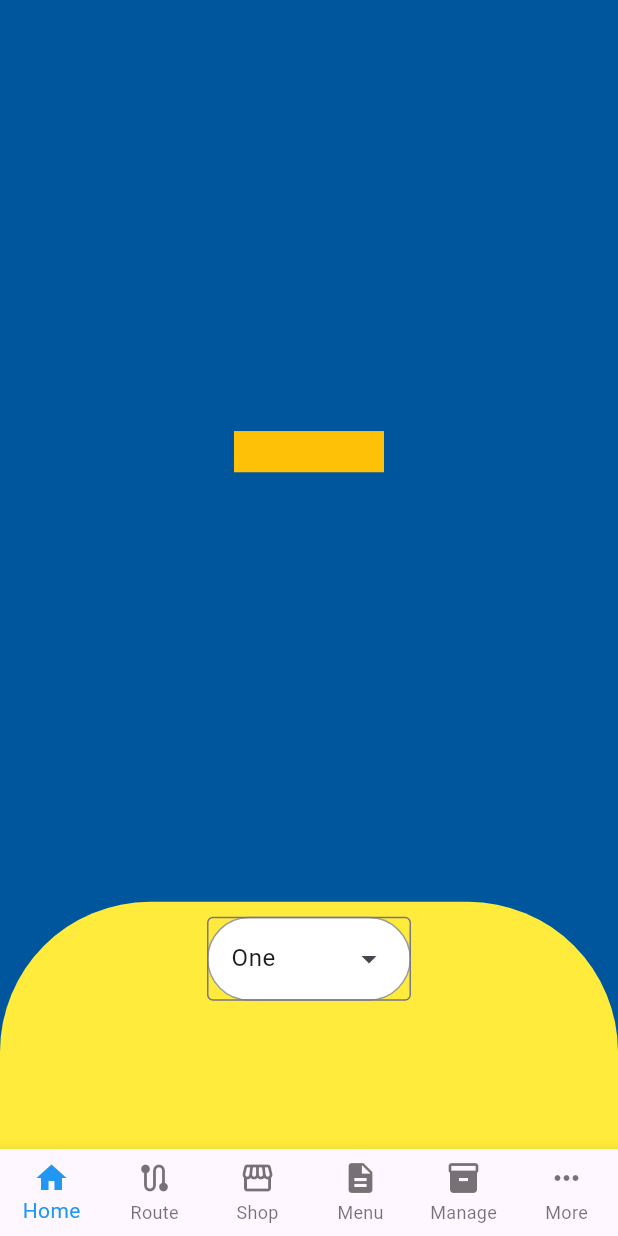
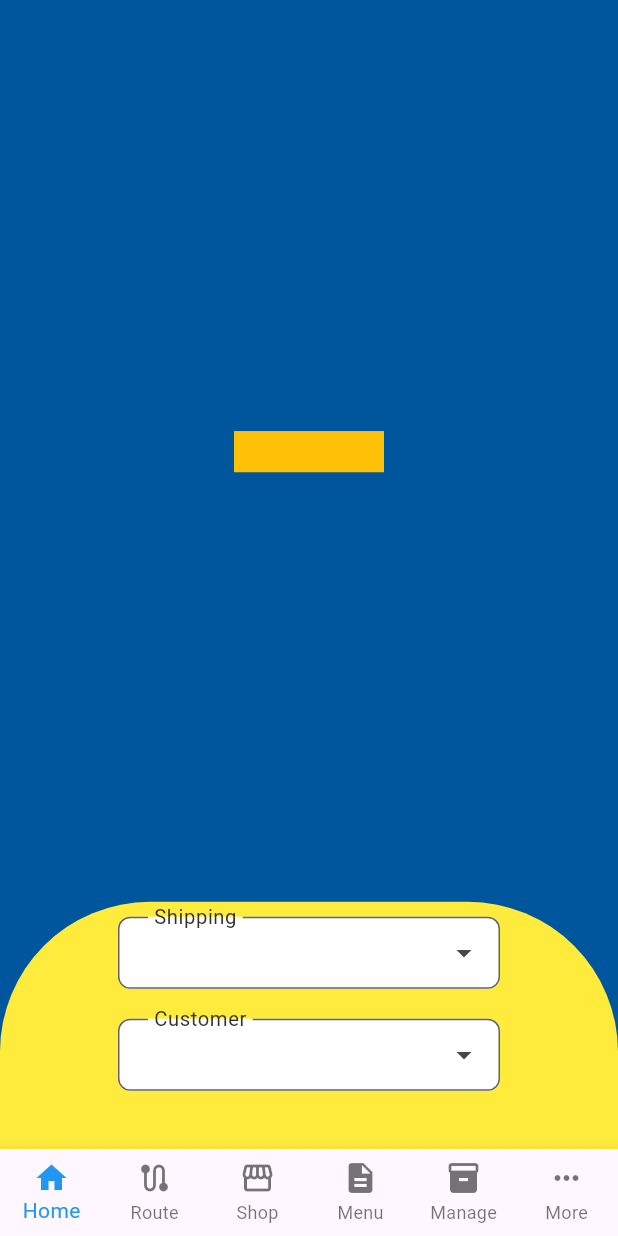
Before and after one commit to Targaryen-Nop/12Cash, a Flutter app: the screen it shows after launch, on a phone screen of 412 x 824 dp. Run offline on Flutter 3.47's test engine with Material 3 defaults, Android fonts, the phone set to English and light mode, and no system bars; drawn by our look-alikes of dropdown_search; our stand-ins replace dio, fl_chart, flutter_dotenv, geolocator, google_fonts, location; accounts and stored records are empty.

Commit message:
create dropdownsearch and map data in api

```diff
--- /dev/null
+++ b/lib/components/CustomerDropdownSearch.dart
@@ -0,0 +1,181 @@
+import 'dart:convert';
+
+import 'package:_12sale_app/models/Customer.dart';
+import 'package:dio/dio.dart';
+import 'package:dropdown_search/dropdown_search.dart';
+import 'package:flutter/material.dart';
+
+class CustomerDropdownSearch extends StatefulWidget {
+  // final List<CustomerModel> customerModel;
+  // final VoidCallback onPressed;
+
+  const CustomerDropdownSearch({
+    Key? key,
+
+    // required this.onPressed,
+  }) : super(key: key);
+
+  @override
+  State<CustomerDropdownSearch> createState() => _CustomerDropdownSearchState();
+}
+
+class _CustomerDropdownSearchState extends State<CustomerDropdownSearch> {
+  CustomerModel? _selectedCustomer;
+  List<CustomerModel> customerList = [];
+  @override
+  Widget build(BuildContext context) {
+    return DropdownSearch<CustomerModel>(
+      items: customerList,
+      dropdownDecoratorProps: const DropDownDecoratorProps(
+        dropdownSearchDecoration: InputDecoration(
+          labelText: "Customer",
+          labelStyle: const TextStyle(
+            fontSize: 18, // Adjust the label font size
+            color:
+                Color.fromARGB(255, 50, 50, 50), // Set the color of the label
+            fontWeight: FontWeight.w400, // Optional: Change font weight
+          ),
+          floatingLabelBehavior: FloatingLabelBehavior
+              .always, // Always show the label above the dropdown
+          filled: true,
+          fillColor:
+              Colors.white, // Optional: Set background color for the dropdown
+          border: const OutlineInputBorder(
+            borderRadius: BorderRadius.all(
+                Radius.circular(8)), // Customize the border radius
+            borderSide: BorderSide(
+              color: Color.fromARGB(255, 100, 100, 100), // Border color
+              width: 1, // Border width
+            ),
+          ),
+          enabledBorder: const OutlineInputBorder(
+            borderRadius: BorderRadius.all(
+                Radius.circular(8)), // Border radius when enabled
+            borderSide: BorderSide(
+              color: Color.fromARGB(
+                  255, 100, 100, 100), // Border color for enabled state
+              width: 1,
+            ),
+          ),
+          focusedBorder: const OutlineInputBorder(
+            borderRadius: BorderRadius.all(
+                Radius.circular(8)), // Border radius when focused
+            borderSide: BorderSide(
+              color: Colors.indigo, // Border color for focused state
+              width: 1.5,
+            ),
+          ),
+          contentPadding:
+              const EdgeInsets.symmetric(vertical: 10, horizontal: 20), //
+        ),
+      ),
+      onChanged: (CustomerModel? data) => setState(() {
+        // Users.customer = data!.name.toString();
+        _selectedCustomer = data;
+      }),
+      selectedItem: _selectedCustomer,
+      asyncItems: (filter) => getCustomers(),
+      // compareFn: (i, s) => i.isEqual(s),
+      popupProps: PopupPropsMultiSelection.modalBottomSheet(
+        showSearchBox: true,
+        itemBuilder: _customCustomer,
+      ),
+    );
+  }
+
+  Future<List<CustomerModel>> getCustomers() async {
+    try {
+      var dio = Dio();
+      // Correcting the request URL by adding the protocol (http://)
+      var response = await dio.post(
+        "http://192.168.44.64:8003/erp/customer/",
+        // queryParameters: {
+        //   "filter": filter
+        // }, // Passing filter as a query parameter
+        data: jsonEncode({
+          // The body of the request as raw JSON
+          "customerNo": "10110070",
+        }),
+        options: Options(
+          headers: {
+            'Content-Type':
+                'application/json', // Setting the content type as JSON
+          },
+        ),
+      );
+
+      print("Response: $response");
+      print(response);
+
+      // print(jsonDecode(response.data));
+      // Decoding the response data
+      final data = response.data;
+      // // Checking if data is not null and returning the list of CustomerModel
+      if (data != null) {
+        return CustomerModel.fromJsonList(data);
+      }
+      return [];
+    } catch (e) {
+      print("Error occurred: $e");
+      return [];
+    }
+  }
+
+  Widget _customCustomer(
+      BuildContext context, CustomerModel item, bool isSelected) {
+    return Column(
+      children: [
+        Container(
+          margin: const EdgeInsets.symmetric(horizontal: 0),
+          padding: const EdgeInsets.symmetric(vertical: 0),
+          decoration: !isSelected
+              ? null
+              : BoxDecoration(
+                  border: Border.all(color: Theme.of(context).primaryColor),
+                  borderRadius: BorderRadius.circular(5),
+                  color: Colors.white,
+                ),
+          child: ListTile(
+            selected: isSelected,
+            title: Text.rich(
+              TextSpan(
+                children: [
+                  TextSpan(
+                    text: 'Name: ${item.customerName}\n',
+                    style: const TextStyle(
+                      fontSize: 16,
+                      fontWeight: FontWeight.bold,
+                      color: Color(0xff4962AD),
+                    ),
+                  ),
+                  TextSpan(
+                    text: 'Code: ${item.customerNo}\n',
+                    style: const TextStyle(
+                      fontSize: 14,
+                      fontWeight: FontWeight.normal,
+                      color: Colors.black,
+                    ),
+                  ),
+                  TextSpan(
+                    text: '${item.customerAddress1} ${item.customerPoscode}',
+                    style: TextStyle(
+                      fontSize: 12,
+                      fontWeight: FontWeight.normal,
+                      color: Colors.grey[600],
+                    ),
+                  ),
+                ],
+              ),
+            ),
+          ),
+        ),
+        const Divider(
+          color: Colors.grey, // Color of the divider line
+          thickness: 1, // Thickness of the line
+          indent: 16, // Left padding for the divider line
+          endIndent: 16, // Right padding for the divider line
+        ),
+      ],
+    );
+  }
+}
--- /dev/null
+++ b/lib/components/ShippingDropdownSearch.dart
@@ -0,0 +1,177 @@
+import 'dart:convert';
+
+import 'package:_12sale_app/models/Shipping.dart';
+import 'package:dio/dio.dart';
+import 'package:dropdown_search/dropdown_search.dart';
+import 'package:flutter/material.dart';
+
+class ShippingDropdownSearch extends StatefulWidget {
+  const ShippingDropdownSearch({super.key});
+
+  @override
+  State<ShippingDropdownSearch> createState() => _ShippingDropdownSearchState();
+}
+
+class _ShippingDropdownSearchState extends State<ShippingDropdownSearch> {
+  ShippingModel? _selectedShipping;
+  List<ShippingModel> shuppingList = [];
+
+  Future<List<ShippingModel>> getShipping() async {
+    try {
+      var dio = Dio();
+      // Correcting the request URL by adding the protocol (http://)
+      var response = await dio.post(
+        "http://192.168.44.64:8003/erp/shinpping/all",
+        // queryParameters: {
+        //   "filter": filter
+        // }, // Passing filter as a query parameter
+        data: jsonEncode({
+          // The body of the request as raw JSON
+          "customerNo": "21110018",
+        }),
+        options: Options(
+          headers: {
+            'Content-Type':
+                'application/json', // Setting the content type as JSON
+          },
+        ),
+      );
+
+      print("Response: $response");
+      // print("API" + erpAPI.getCustomer.toString());
+      print(response.runtimeType);
+      // print(jsonDecode(response.data));
+      // Decoding the response data
+      // The response is likely a Map with data inside a key (e.g., 'data', 'customers')
+      final data =
+          response.data; // Do not decode since it's already parsed as JSON
+      print(response.data);
+      if (data != null) {
+        return ShippingModel.fromJsonList(data);
+      }
+      return [];
+    } catch (e) {
+      print("Error occurred: $e");
+      return [];
+    }
+  }
+
+  @override
+  Widget build(BuildContext context) {
+    return DropdownSearch<ShippingModel>(
+      items: shuppingList,
+      dropdownDecoratorProps: const DropDownDecoratorProps(
+        dropdownSearchDecoration: InputDecoration(
+          labelText: "Shipping",
+          labelStyle: const TextStyle(
+            fontSize: 18, // Adjust the label font size
+            color:
+                Color.fromARGB(255, 50, 50, 50), // Set the color of the label
+            fontWeight: FontWeight.w400, // Optional: Change font weight
+          ),
+          floatingLabelBehavior: FloatingLabelBehavior
+              .always, // Always show the label above the dropdown
+          filled: true,
+          fillColor:
+              Colors.white, // Optional: Set background color for the dropdown
+          border: const OutlineInputBorder(
+            borderRadius: BorderRadius.all(
+                Radius.circular(8)), // Customize the border radius
+            borderSide: BorderSide(
+              color: Color.fromARGB(255, 100, 100, 100), // Border color
+              width: 1, // Border width
+            ),
+          ),
+          enabledBorder: const OutlineInputBorder(
+            borderRadius: BorderRadius.all(
+                Radius.circular(8)), // Border radius when enabled
+            borderSide: BorderSide(
+              color: Color.fromARGB(
+                  255, 100, 100, 100), // Border color for enabled state
+              width: 1,
+            ),
+          ),
+          focusedBorder: const OutlineInputBorder(
+            borderRadius: BorderRadius.all(
+                Radius.circular(8)), // Border radius when focused
+            borderSide: BorderSide(
+              color: Colors.indigo, // Border color for focused state
+              width: 1.5,
+            ),
+          ),
+          contentPadding:
+              const EdgeInsets.symmetric(vertical: 10, horizontal: 20), //
+        ),
+      ),
+      onChanged: (ShippingModel? data) => setState(() {
+        // Users.customer = data!.name.toString();
+        _selectedShipping = data;
+      }),
+      selectedItem: _selectedShipping,
+      asyncItems: (filter) => getShipping(),
+      // compareFn: (i, s) => i.isEqual(s),
+      popupProps: PopupPropsMultiSelection.modalBottomSheet(
+        showSearchBox: true,
+        itemBuilder: popupItemBuild,
+      ),
+    );
+  }
+
+  Widget popupItemBuild(
+      BuildContext context, ShippingModel item, bool isSelected) {
+    return Column(
+      children: [
+        Container(
+          margin: const EdgeInsets.symmetric(horizontal: 0),
+          padding: const EdgeInsets.symmetric(vertical: 0),
+          decoration: !isSelected
+              ? null
+              : BoxDecoration(
+                  border: Border.all(color: Theme.of(context).primaryColor),
+                  borderRadius: BorderRadius.circular(5),
+                  color: Colors.white,
+                ),
+          child: ListTile(
+            selected: isSelected,
+            title: Text.rich(
+              TextSpan(
+                children: [
+                  TextSpan(
+                    text: '${item.customerNo}\n',
+                    style: const TextStyle(
+                      fontSize: 16,
+                      fontWeight: FontWeight.bold,
+                      color: Color(0xff4962AD),
+                    ),
+                  ),
+                  TextSpan(
+                    text: '${item.customerName}\n',
+                    style: const TextStyle(
+                      fontSize: 14,
+                      fontWeight: FontWeight.normal,
+                      color: Colors.black,
+                    ),
+                  ),
+                  TextSpan(
+                    text: '${item.shippingAddress1} ${item.shippingPhone}',
+                    style: TextStyle(
+                      fontSize: 12,
+                      fontWeight: FontWeight.normal,
+                      color: Colors.grey[600],
+                    ),
+                  ),
+                ],
+              ),
+            ),
+          ),
+        ),
+        const Divider(
+          color: Colors.grey, // Color of the divider line
+          thickness: 1, // Thickness of the line
+          indent: 16, // Left padding for the divider line
+          endIndent: 16, // Right padding for the divider line
+        ),
+      ],
+    );
+  }
+}
--- /dev/null
+++ b/lib/models/Customer.dart
@@ -0,0 +1,122 @@
+class CustomerModel {
+  final int coNo;
+  final String customerNo;
+  final String customerChannel;
+  final String customerName;
+  final String customerAddress1;
+  final String customerAddress2;
+  final String customerAddress3;
+  final String customerAddress4;
+  final String customerPoscode;
+  final String customerPhone;
+  final String creditTerm;
+  final String orderType;
+  final String saleCode;
+  final String salePayer;
+  final String zone;
+  final String taxno;
+  final String OKCSCD;
+  final String OKECAR;
+  final String OKFACI;
+  final String OKCUCD;
+  final String OKALCU;
+  final String OKPYCD;
+  final String OKMODL;
+  final String OKTEDL;
+
+  CustomerModel({
+    required this.coNo,
+    required this.customerNo,
+    required this.customerChannel,
+    required this.customerName,
+    required this.customerAddress1,
+    required this.customerAddress2,
+    required this.customerAddress3,
+    required this.customerAddress4,
+    required this.customerPoscode,
+    required this.customerPhone,
+    required this.creditTerm,
+    required this.orderType,
+    required this.saleCode,
+    required this.salePayer,
+    required this.zone,
+    required this.taxno,
+    required this.OKCSCD,
+    required this.OKECAR,
+    required this.OKFACI,
+    required this.OKCUCD,
+    required this.OKALCU,
+    required this.OKPYCD,
+    required this.OKMODL,
+    required this.OKTEDL,
+  });
+
+  factory CustomerModel.fromJson(Map<String, dynamic> json) {
+    return CustomerModel(
+      coNo: json["coNo"],
+      customerNo: json["customerNo"],
+      customerChannel: json["customerChannel"],
+      customerName: json["customerName"],
+      customerAddress1: json["customerAddress1"],
+      customerAddress2: json["customerAddress2"],
+      customerAddress3: json["customerAddress3"],
+      customerAddress4: json["customerAddress4"],
+      customerPoscode: json["customerPoscode"],
+      customerPhone: json["customerPhone"],
+      creditTerm: json["creditTerm"],
+      orderType: json["orderType"],
+      zone: json["zone"],
+      saleCode: json["saleCode"],
+      salePayer: json["salePayer"],
+      taxno: json["taxno"],
+      OKCSCD: json["OKCSCD"],
+      OKECAR: json["OKECAR"],
+      OKFACI: json["OKFACI"],
+      OKCUCD: json["OKCUCD"],
+      OKALCU: json["OKALCU"],
+      OKPYCD: json["OKPYCD"],
+      OKMODL: json["OKMODL"],
+      OKTEDL: json["OKTEDL"],
+    );
+  }
+
+  static List<CustomerModel> fromJsonList(List list) {
+    return list.map((item) => CustomerModel.fromJson(item)).toList();
+  }
+
+// this method will prevent the override of toString
+//   String userAsString() {
+//     return '''
+//   coNo: ${this.coNo},
+//   customerNo: ${this.customerNo},
+//   customerChannel: ${this.customerChannel},
+//   customerName: ${this.customerName},
+//   customerAddress1: ${this.customerAddress1},
+//   customerAddress2: ${this.customerAddress2},
+//   customerAddress3: ${this.customerAddress3},
+//   customerAddress4: ${this.customerAddress4},
+//   customerPoscode: ${this.customerPoscode},
+//   customerPhone: ${this.customerPhone},
+//   creditTerm: ${this.creditTerm},
+//   orderType: ${this.orderType},
+// ''';
+//   }
+
+  ///this method will prevent the override of toString
+  // bool userFilterByCreationDate(String filter) {
+  //   return (this.nameEN.toString().contains(filter) ||
+  //           this.name.toString().contains(filter)) &&
+  //       (this.name.toString() != "O-0019" ||
+  //           this.name.toString() != "O-0041" ||
+  //           this.name.toString() != "O-0040");
+  // }
+
+  ///custom comparing function to check if two users are equal
+  // bool isEqual(CustomerModel model) {
+  //   return this.customerNo == model.customerNo;
+  // }
+
+  @override
+  String toString() =>
+      '$customerNo $customerName $customerChannel Order type: $orderType';
+}
--- /dev/null
+++ b/lib/models/Shipping.dart
@@ -0,0 +1,47 @@
+class ShippingModel {
+  final int coNo;
+  final String customerNo;
+  final String addressID;
+  final String customerName;
+  final String shippingAddress1;
+  final String shippingPhone;
+  ShippingModel({
+    required this.coNo,
+    required this.customerNo,
+    required this.addressID,
+    required this.customerName,
+    required this.shippingAddress1,
+    required this.shippingPhone,
+  });
+  factory ShippingModel.fromJson(Map<String, dynamic> json) {
+    return ShippingModel(
+      coNo: json["coNo"],
+      customerNo: json["customerNo"],
+      addressID: json["addressID"],
+      customerName: json["customerName"],
+      shippingAddress1: json["shippingAddress1"],
+      shippingPhone: json["shippingPhone"],
+    );
+  }
+  static List<ShippingModel> fromJsonList(List list) {
+    return list.map((item) => ShippingModel.fromJson(item)).toList();
+  }
+
+  // String userAsString() {
+  //   return '''#
+  //   ${this.customerNo}
+  //   ${this.addressID}
+  //   ${this.customerName}
+  //   ${this.shippingAddress1}
+  //   ${this.shippingPhone}
+  //   ''';
+  // }
+
+  bool isEqual(ShippingModel model) {
+    return this.customerNo == model.customerNo;
+  }
+
+  @override
+  String toString() =>
+      '$customerNo $addressID $customerName $shippingAddress1 $shippingPhone';
+}
--- a/lib/page/DashboardScreen.dart
+++ b/lib/page/DashboardScreen.dart
@@ -1,11 +1,19 @@
+import 'dart:convert';
 import 'package:_12sale_app/components/Button.dart';
 import 'package:_12sale_app/components/Dropdown.dart';
-import 'package:_12sale_app/components/DropdownSearch.dart';
+import 'package:_12sale_app/components/CustomerDropdownSearch.dart';
+import 'package:_12sale_app/components/ShippingDropdownSearch.dart';
 import 'package:_12sale_app/components/Table.dart';
 import 'package:_12sale_app/components/chart/BarChart.dart';
 import 'package:_12sale_app/components/chart/LineChart.dart';
 import 'package:_12sale_app/components/chart/TrendingMusicChart.dart';
+import 'package:_12sale_app/models/Customer.dart';
+import 'package:_12sale_app/models/Shipping.dart';
+import 'package:_12sale_app/models/example.dart';
+import 'package:_12sale_app/service/getCustomer.dart';
 import 'package:_12sale_app/styles/gobalStyle.dart';
+import 'package:dio/dio.dart';
+import 'package:dropdown_search/dropdown_search.dart';
 import 'package:flutter/material.dart';
 import 'package:google_fonts/google_fonts.dart';
 import 'package:intl/intl.dart';
@@ -13,6 +21,7 @@ import 'package:_12sale_app/service/location_service.dart';
 import 'package:geolocator/geolocator.dart';
 import 'package:_12sale_app/models/User.dart';
 import 'dart:async';
+import 'package:_12sale_app/service/getCustomer.dart';
 
 class Dashboardscreen extends StatefulWidget {
   const Dashboardscreen({super.key});
@@ -27,6 +36,7 @@ class _DashboardscreenState extends State<Dashboardscreen> {
   void initState() {
     super.initState();
     LocationService().initialize();
+
     // startLocationUpdates();
   }
 
@@ -51,6 +61,11 @@ class _DashboardscreenState extends State<Dashboardscreen> {
     });
   }
 
+  List<CustomerModel> customerList = [];
+  List<ShippingModel> shuppingList = [];
+  CustomerModel? _selectedCustomer;
+  ShippingModel? _selectedShipping;
+
   Widget build(BuildContext context) {
     GobalStyles.screenWidth = MediaQuery.of(context).size.width;
     // someFunction();
@@ -58,8 +73,12 @@ class _DashboardscreenState extends State<Dashboardscreen> {
         padding: const EdgeInsets.all(10.0),
         height: GobalStyles.screenWidth / 2.5,
         width: GobalStyles.screenWidth / 1.5,
-        child: Column(
-          children: [DropdownMenuAll()],
+        child: const Column(
+          children: [
+            ShippingDropdownSearch(),
+            SizedBox(height: 20),
+            CustomerDropdownSearch()
+          ],
         )
         // CustomTable(
         //   data: _buildRows(),
--- /dev/null
+++ b/lib/service/getCustomer.dart
@@ -0,0 +1,10 @@
+import 'package:flutter_dotenv/flutter_dotenv.dart';
+
+class erpAPI {
+  // Get the base URL from .env
+  static String apiUrl = dotenv.env['API_URL'] ?? 'https://localhost:8000';
+  static String getCustomer = "$apiUrl/erp/customer";
+  static String getShippingAll = "$apiUrl/erp/shinpping/all";
+  static String insertOrder = "$apiUrl/erp/insrt/order";
+  static String getOrder = "$apiUrl/erp/order";
+}
--- a/pubspec.yaml
+++ b/pubspec.yaml
@@ -47,6 +47,7 @@ dependencies:
   timezone: ^0.9.4
   geolocator: ^12.0.0
   location: ^6.0.2
+  flutter_dotenv: ^5.0.2
 
 dev_dependencies:
   flutter_test:
@@ -73,6 +74,7 @@ flutter:
   assets:
     - assets/images/
     - assets/images/logo12.png
+    - .env
 
   # An image asset can refer to one or more resolution-specific "variants", see
   # https://flutter.dev/to/resolution-aware-images
```
Also changed, not shown: lib/components/DropdownSearch.dart (deleted, +0 -47 lines), lib/models/example.dart (added, +69 -0 lines), pubspec.lock, 1 other file.
